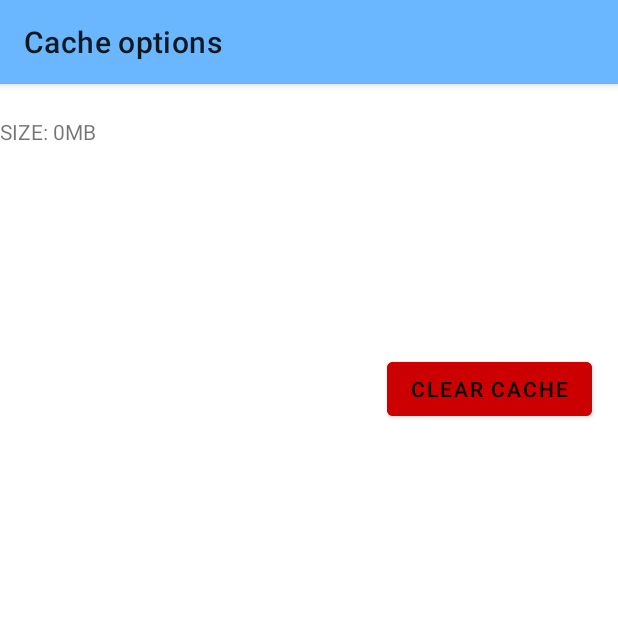
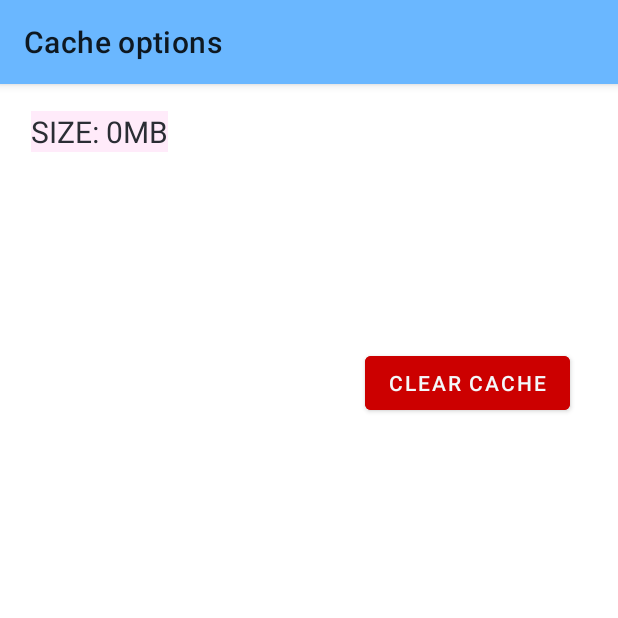
Before and after one commit to Sairsey/manga-reader, an Android app: the CacheSettingActivity screen opened directly, with no data from a screen before it, on a phone screen of 412 x 824 dp, the top half of it. Run offline under Robolectric (Android 15) with nearby library versions, the phone set to English and light mode, and no system bars.

Commit message:
Finished button functionality ...generally. AB#72
If I will have some time, I will design it very well.  The question is about design.

```diff
--- a/src/MangaJet/app/src/main/res/layout/activity_cache_setting.xml
+++ b/src/MangaJet/app/src/main/res/layout/activity_cache_setting.xml
@@ -18,16 +18,21 @@
         app:layout_constraintTop_toTopOf="parent" >
 
     </ListView>-->
+
     <TextView
         android:id="@+id/cacheSize"
-        android:layout_width="312dp"
-        android:layout_height="87dp"
+        android:layout_width="wrap_content"
+        android:layout_height="wrap_content"
+        android:background="@android:color/system_accent3_50"
+        android:gravity="start"
+        android:textColor="@color/black"
+        android:textSize="20dp"
         app:layout_constraintBottom_toBottomOf="parent"
         app:layout_constraintEnd_toEndOf="parent"
-        app:layout_constraintHorizontal_bias="0.0"
+        app:layout_constraintHorizontal_bias="0.064"
         app:layout_constraintStart_toStartOf="parent"
         app:layout_constraintTop_toTopOf="parent"
-        app:layout_constraintVertical_bias="0.032"></TextView>
+        app:layout_constraintVertical_bias="0.024"></TextView>
 
     <Button
         android:id="@+id/clearCacheButton"
@@ -35,16 +40,16 @@
         android:layout_height="wrap_content"
         android:layout_marginStart="257dp"
         android:layout_marginTop="175dp"
-        android:layout_marginEnd="16dp"
+        android:layout_marginEnd="32dp"
         android:layout_marginBottom="508dp"
         android:backgroundTint="@android:color/holo_red_dark"
         android:text="@string/clear_cache"
-        android:textColor="@android:color/background_dark"
+        android:textColor="#F4F8FA"
         app:layout_constraintBottom_toBottomOf="parent"
         app:layout_constraintEnd_toEndOf="parent"
-        app:layout_constraintHorizontal_bias="0.463"
+        app:layout_constraintHorizontal_bias="1.0"
         app:layout_constraintStart_toStartOf="parent"
         app:layout_constraintTop_toTopOf="parent"
-        app:layout_constraintVertical_bias="0.115" />
+        app:layout_constraintVertical_bias="0.0" />
 
 </androidx.constraintlayout.widget.ConstraintLayout>
```
